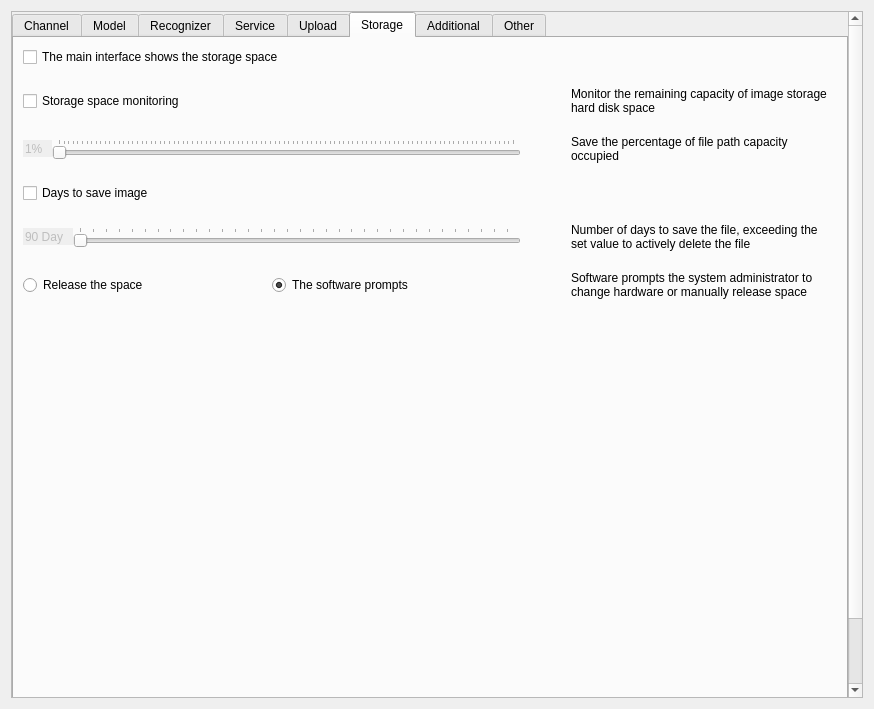
The window that Main/Setting/system_setting_form.ui (519984307/Container_Multiple_Channels_20200522) describes before a commit, drawn with Qt 5.
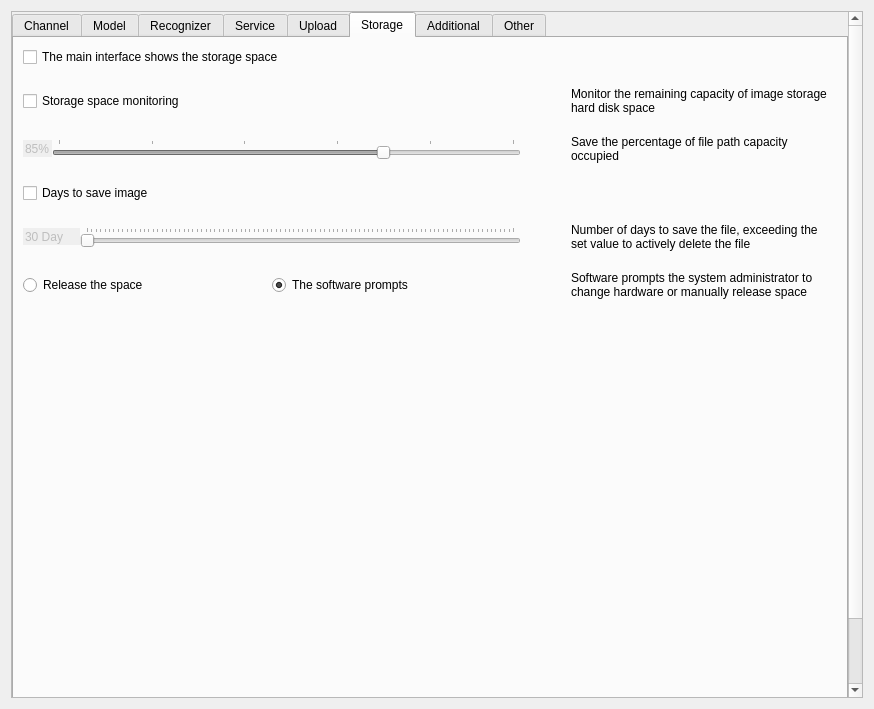
The same window after the commit. The open tabs and pages were chosen to show the change.

What changed in the file:
```diff
--- a/Main/Setting/system_setting_form.ui
+++ b/Main/Setting/system_setting_form.ui
@@ -1427,7 +1427,10 @@
                 <string/>
                </property>
                <property name="minimum">
-                <number>1</number>
+                <number>50</number>
+               </property>
+               <property name="value">
+                <number>85</number>
                </property>
               </widget>
              </item>
@@ -1436,6 +1439,12 @@
                <property name="enabled">
                 <bool>false</bool>
                </property>
+               <property name="minimum">
+                <number>50</number>
+               </property>
+               <property name="value">
+                <number>85</number>
+               </property>
                <property name="orientation">
                 <enum>Qt::Horizontal</enum>
                </property>
@@ -1501,10 +1510,13 @@
                 <string/>
                </property>
                <property name="minimum">
-                <number>90</number>
+                <number>30</number>
                </property>
                <property name="maximum">
-                <number>365</number>
+                <number>1000</number>
+               </property>
+               <property name="value">
+                <number>30</number>
                </property>
               </widget>
              </item>
@@ -1517,7 +1529,7 @@
                 <number>30</number>
                </property>
                <property name="maximum">
-                <number>365</number>
+                <number>1000</number>
                </property>
                <property name="orientation">
                 <enum>Qt::Horizontal</enum>
```
Left out of the diff: 36 changed lines with no effect on the pictures.
